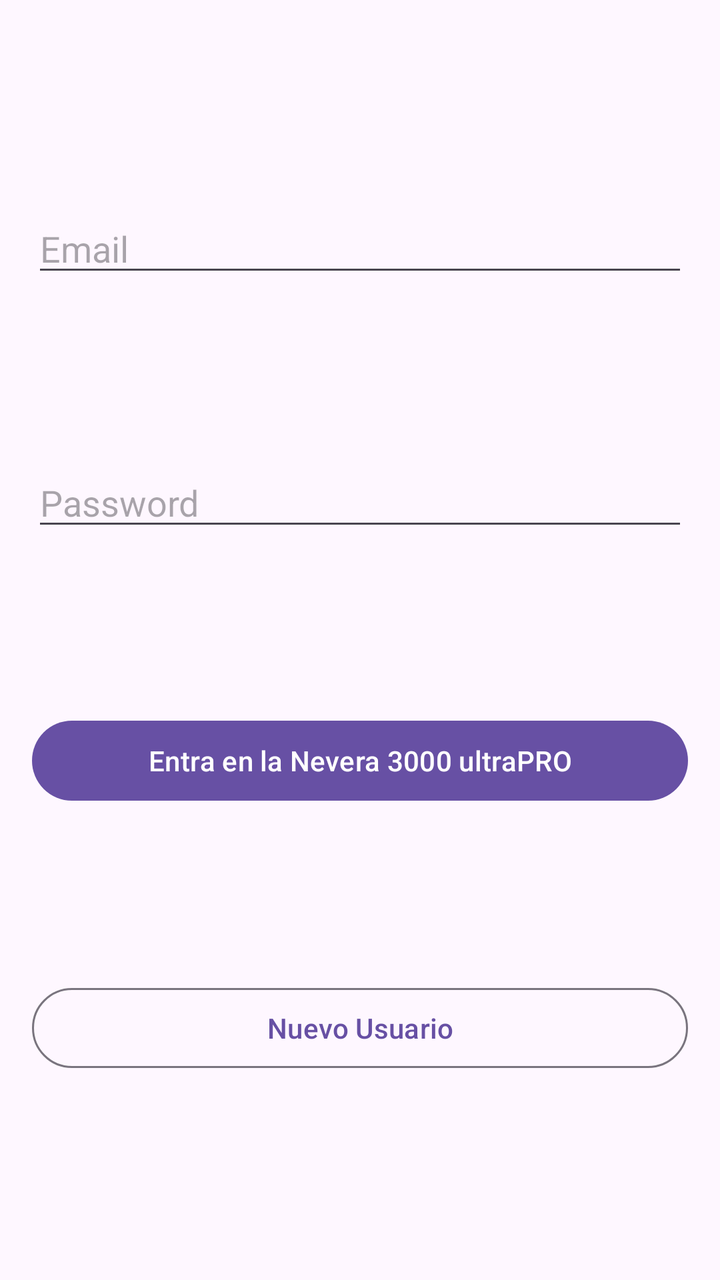
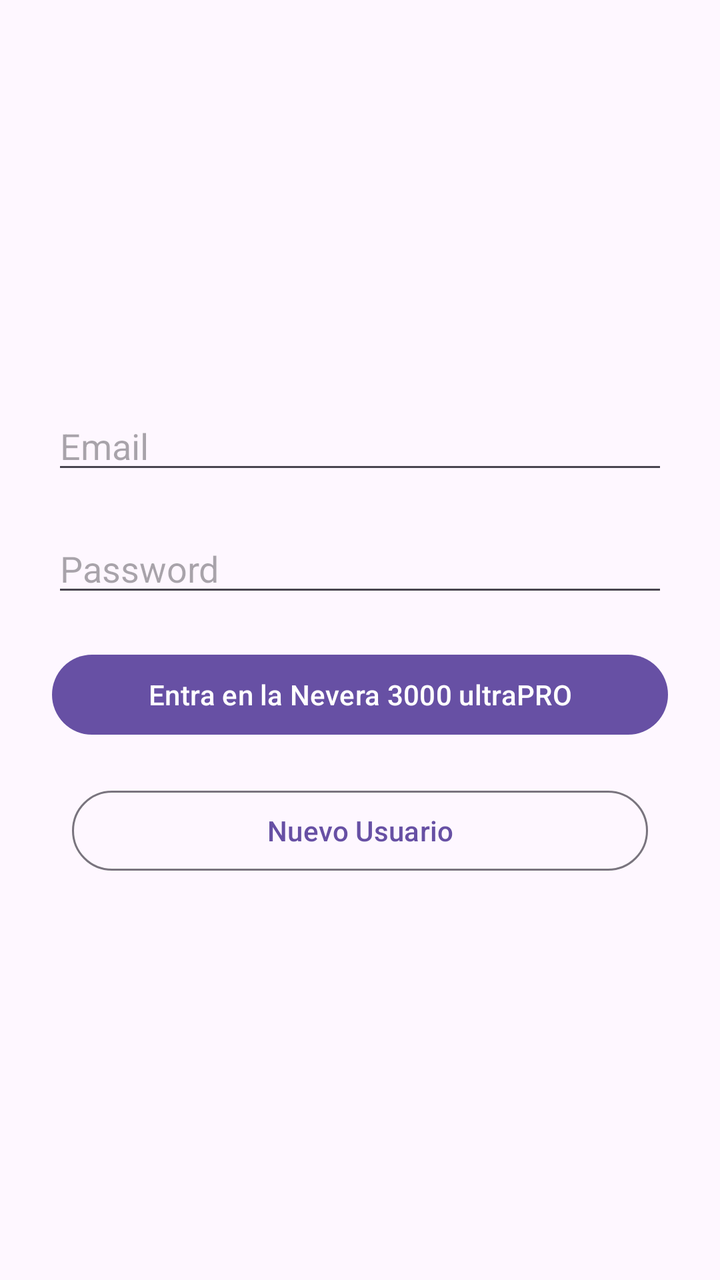

Screens rendered from an Android XML layout before and after an edit, with the pre-edit source and the edit as a unified diff.
<!-- AndroidManifest.xml: application theme Theme.OPTpractica -->
<!-- res/layout/activity_main.xml -->
<?xml version="1.0" encoding="utf-8"?>
<androidx.constraintlayout.motion.widget.MotionLayout xmlns:android="http://schemas.android.com/apk/res/android"
    xmlns:app="http://schemas.android.com/apk/res-auto"
    xmlns:tools="http://schemas.android.com/tools"
    android:id="@+id/main"
    android:layout_width="match_parent"
    android:layout_height="match_parent"
    app:layoutDescription="@xml/activity_main_scene"
    tools:context=".MainActivity">

    <androidx.constraintlayout.motion.widget.MotionLayout
        android:id="@+id/linearLayout"
        android:layout_width="match_parent"
        android:layout_height="match_parent"
        android:orientation="vertical"
        android:padding="16dp"
        app:layoutDescription="@xml/activity_main_xml_linearlayout_scene"
        app:layout_constraintBottom_toTopOf="@+id/emailEditText"
        app:layout_constraintEnd_toEndOf="parent"
        app:layout_constraintHorizontal_bias="1.0"
        app:layout_constraintStart_toStartOf="parent"
        app:layout_constraintTop_toTopOf="parent"
        app:layout_constraintVertical_bias="0.179">

        <EditText
            android:id="@+id/emailEditText"
            android:layout_width="match_parent"
            android:layout_height="wrap_content"
            android:hint="Email"
            app:layout_constraintBottom_toTopOf="@+id/passwordEditText"
            app:layout_constraintTop_toTopOf="parent"
            app:layout_constraintVertical_chainStyle="spread"
            tools:layout_editor_absoluteX="16dp" />

        <EditText
            android:id="@+id/passwordEditText"
            android:layout_width="match_parent"
            android:layout_height="wrap_content"
            android:hint="Password"
            android:inputType="textPassword"
            app:layout_constraintBottom_toTopOf="@+id/loginButton"
            app:layout_constraintTop_toBottomOf="@+id/emailEditText"
            tools:layout_editor_absoluteX="16dp" />

        <Button
            android:id="@+id/loginButton"
            android:layout_width="match_parent"
            android:layout_height="wrap_content"
            android:text="Entra en la Nevera 3000 ultraPRO"
            app:layout_constraintBottom_toTopOf="@+id/botonNuevoUsuario"
            app:layout_constraintTop_toBottomOf="@+id/passwordEditText"
            tools:layout_editor_absoluteX="16dp" />

        <Button
            android:id="@+id/botonNuevoUsuario"
            android:layout_width="0dp"
            android:layout_height="wrap_content"
            android:text="Nuevo Usuario"
            style="@style/Widget.Material3.Button.OutlinedButton"
            app:layout_constraintBottom_toBottomOf="parent"
            app:layout_constraintEnd_toEndOf="@+id/loginButton"
            app:layout_constraintStart_toStartOf="@+id/loginButton"
            app:layout_constraintTop_toBottomOf="@+id/loginButton" />
    </androidx.constraintlayout.motion.widget.MotionLayout>

</androidx.constraintlayout.motion.widget.MotionLayout>
<!-- resources referenced by this layout -->
<resources>
  <style name="Theme.OPTpractica" parent="Base.Theme.OPTpractica" />
  <style name="Base.Theme.OPTpractica" parent="Theme.Material3.DayNight.NoActionBar">
          
          
      </style>
</resources>

<!-- the commit's change to res/layout/activity_main.xml (unified diff, before → after) -->
@@ -26,16 +26,18 @@
             android:id="@+id/emailEditText"
             android:layout_width="match_parent"
             android:layout_height="wrap_content"
+            android:layout_margin="10dp"
             android:hint="Email"
             app:layout_constraintBottom_toTopOf="@+id/passwordEditText"
             app:layout_constraintTop_toTopOf="parent"
-            app:layout_constraintVertical_chainStyle="spread"
+            app:layout_constraintVertical_chainStyle="packed"
             tools:layout_editor_absoluteX="16dp" />
 
         <EditText
             android:id="@+id/passwordEditText"
             android:layout_width="match_parent"
             android:layout_height="wrap_content"
+            android:layout_margin="10dp"
             android:hint="Password"
             android:inputType="textPassword"
             app:layout_constraintBottom_toTopOf="@+id/loginButton"
@@ -46,6 +48,7 @@
             android:id="@+id/loginButton"
             android:layout_width="match_parent"
             android:layout_height="wrap_content"
+            android:layout_margin="10dp"
             android:text="Entra en la Nevera 3000 ultraPRO"
             app:layout_constraintBottom_toTopOf="@+id/botonNuevoUsuario"
             app:layout_constraintTop_toBottomOf="@+id/passwordEditText"
@@ -53,10 +56,11 @@
 
         <Button
             android:id="@+id/botonNuevoUsuario"
+            style="@style/Widget.Material3.Button.OutlinedButton"
             android:layout_width="0dp"
             android:layout_height="wrap_content"
+            android:layout_margin="10dp"
             android:text="Nuevo Usuario"
-            style="@style/Widget.Material3.Button.OutlinedButton"
             app:layout_constraintBottom_toBottomOf="parent"
             app:layout_constraintEnd_toEndOf="@+id/loginButton"
             app:layout_constraintStart_toStartOf="@+id/loginButton"
